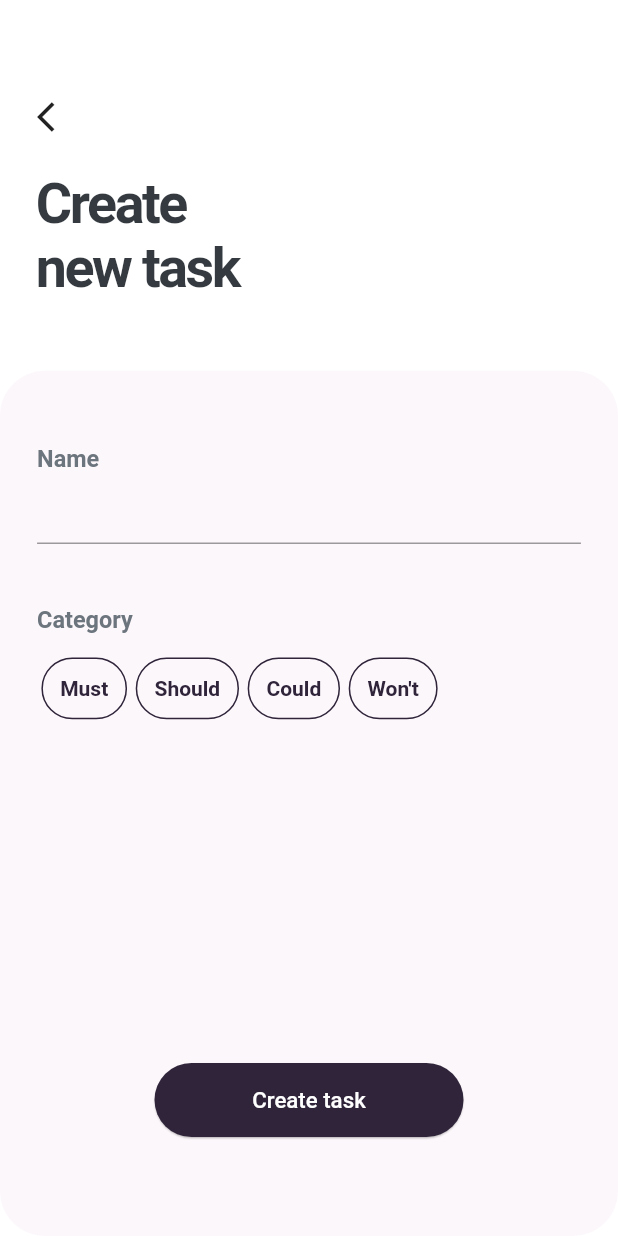
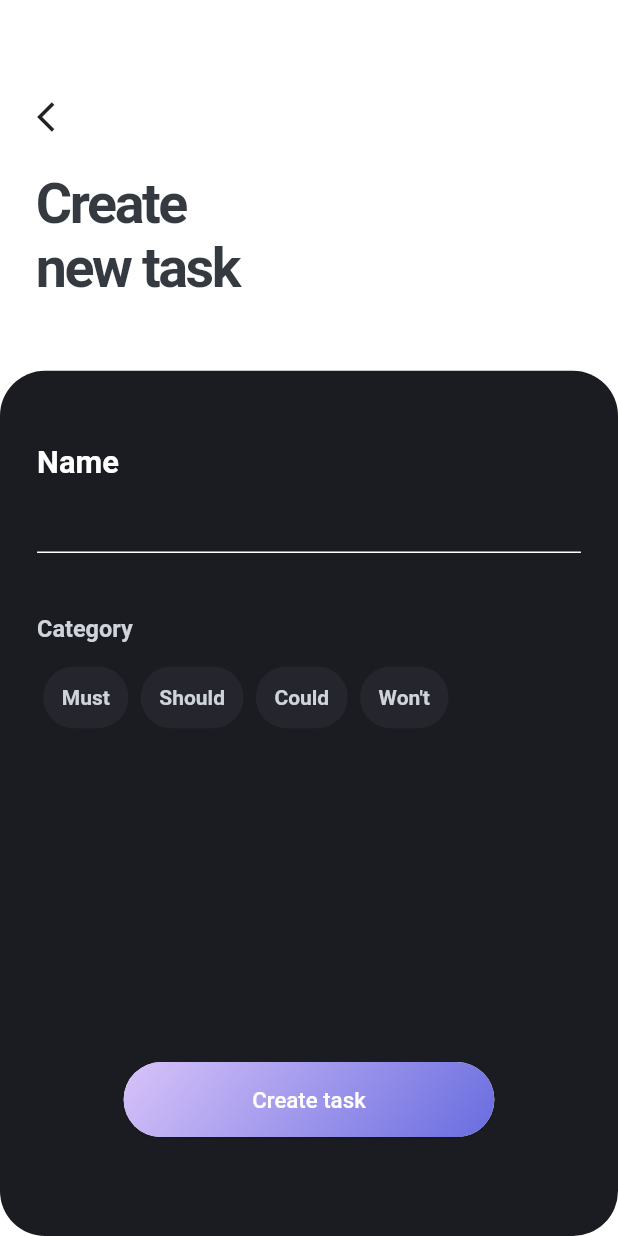
Before and after one commit to onewaycode98/moscowApp, a Flutter app: the screen it shows after launch, after a tap on "Add new task", on a phone screen of 412 x 824 dp. Run offline on Flutter 3.47's test engine with Material 2 defaults, Android fonts, the phone set to English and light mode, and no system bars; our stand-ins replace cloud_firestore, firebase_core, get_it; accounts and stored records are empty.

Commit message:
update UI

```diff
--- a/lib/const.dart
+++ b/lib/const.dart
@@ -1,12 +1,10 @@
 import 'package:flutter/material.dart';
 
 //Colors
-const Color kBackground = Color(0xFFFCF7FB);
-const Color kLightGrey = Color(0xFF6c757d);
+const Color kBackground = Color(0xFF1B1C22);
+const Color kLightGrey = Color(0xFFced4da);
 const Color kDarkGrey = Color(0xFF343a40);
-const Color kGreenAccent = Color(0xFF326D58);
-const Color kLightGreen = Color(0xFF80BF9B);
-const Color kPinkButton = Color(0xFFEE846C);
-const Color kLightPink = Color(0xFFF2D1C9);
-const Color kDarkText = Color(0xFF2f243a);
-const Color kBlueColor = Color(0xFFdb8a74);
+const LinearGradient kGradient = LinearGradient(
+    begin: Alignment(-1.0, -4.0),
+    end: Alignment(1.0, 4.0),
+    colors: [Color(0xFFefd5ff), Color(0xFF515ada)]);
--- a/lib/ui/screens/add_new_task.dart
+++ b/lib/ui/screens/add_new_task.dart
@@ -16,13 +16,15 @@ class _AddNewTaskScreenState extends State<AddNewTaskScreen> {
   String title;
   String categoryName;
   List<String> titleList = ['Must', 'Should', 'Could', 'Won\'t'];
+  final _formKey = GlobalKey<FormState>();
 
   @override
   Widget build(BuildContext context) {
     var taskProvider = Provider.of<CRUDModel>(context);
     return Scaffold(
       backgroundColor: Colors.white,
-      body: Column(
+      body: Builder(
+        builder: (context) => Column(
           mainAxisAlignment: MainAxisAlignment.spaceBetween,
           crossAxisAlignment: CrossAxisAlignment.start,
           children: <Widget>[
@@ -55,7 +57,8 @@ class _AddNewTaskScreenState extends State<AddNewTaskScreen> {
               width: double.infinity,
               height: SizeConfig.blockSizeVertical * 70,
               decoration: BoxDecoration(
-                color: kBackground, borderRadius: BorderRadius.circular(30.0)),
+                  color: kBackground,
+                  borderRadius: BorderRadius.circular(30.0)),
               child: Column(
                 mainAxisAlignment: MainAxisAlignment.spaceBetween,
                 children: <Widget>[
@@ -70,25 +73,42 @@ class _AddNewTaskScreenState extends State<AddNewTaskScreen> {
                         Text(
                           'Name',
                           style: TextStyle(
-                          fontSize: SizeConfig.blockSizeVertical * 1.9,
-                          color: kLightGrey,
+                            fontSize: SizeConfig.blockSizeVertical * 2.5,
+                            color: Colors.white,
                             fontWeight: FontWeight.w600,
                           ),
                         ),
-                      TextField(
+                        Form(
+                          key: _formKey,
+                          child: Column(
+                            children: [
+                              TextFormField(
+                                validator: (value) {
+                                  if (value.isEmpty) {
+                                    return "please provide task name";
+                                  }
+                                  return null;
+                                },
                                 onChanged: (newValue) {
                                   title = newValue;
                                 },
                                 style: TextStyle(
                                   fontSize: SizeConfig.blockSizeVertical * 1.9,
-                          color: kDarkGrey,
+                                  color: Colors.white,
                                   fontWeight: FontWeight.w500,
                                 ),
-                        cursorColor: kDarkText,
+                                cursorColor: Color(0xFFefd5ff),
                                 decoration: InputDecoration(
+                                  enabledBorder: UnderlineInputBorder(
+                                    borderSide: BorderSide(color: Colors.white),
+                                  ),
                                   focusedBorder: UnderlineInputBorder(
-                            borderSide: BorderSide(color: kDarkGrey),
+                                    borderSide:
+                                        BorderSide(color: Color(0xFFefd5ff)),
                                   ),
+                                ),
+                              ),
+                            ],
                           ),
                         ),
                         SizedBox(height: SizeConfig.blockSizeVertical * 5),
@@ -122,23 +142,33 @@ class _AddNewTaskScreenState extends State<AddNewTaskScreen> {
                     ),
                   ),
                   Padding(
-                  padding:
-                      EdgeInsets.only(bottom: SizeConfig.blockSizeVertical * 8),
-                  child: ButtonTheme(
-                    minWidth: SizeConfig.blockSizeHorizontal * 50,
-                    height: SizeConfig.blockSizeVertical * 6,
+                    padding: EdgeInsets.only(
+                        bottom: SizeConfig.blockSizeVertical * 8),
                     child: RaisedButton(
                       onPressed: () async {
                         await taskProvider.addTask(
                             Task(title: title, category: categoryName));
-
+                        if (_formKey.currentState.validate()) {
+                          Scaffold.of(context).showSnackBar(
+                              SnackBar(content: Text('Processing Data')));
                           Navigator.pop(context, categoryName);
+                        }
                       },
                       elevation: 0.5,
-                      color: kDarkText,
+                      color: Colors.white,
                       shape: RoundedRectangleBorder(
+                        borderRadius: BorderRadius.circular(80.0),
+                      ),
+                      padding: EdgeInsets.all(0),
+                      child: Ink(
+                        decoration: BoxDecoration(
                             borderRadius: BorderRadius.circular(30.0),
-                      ),
+                            gradient: kGradient),
+                        child: Container(
+                          alignment: Alignment.center,
+                          constraints: BoxConstraints(
+                              maxWidth: SizeConfig.blockSizeHorizontal * 60,
+                              minHeight: 50.0),
                           child: Text(
                             "Create task",
                             style: TextStyle(
@@ -149,12 +179,14 @@ class _AddNewTaskScreenState extends State<AddNewTaskScreen> {
                           ),
                         ),
                       ),
+                    ),
                   )
                 ],
               ),
             ),
           ],
         ),
+      ),
     );
   }
 }
--- a/lib/ui/screens/main_screen.dart
+++ b/lib/ui/screens/main_screen.dart
@@ -19,7 +19,6 @@ class _MainScreenState extends State<MainScreen> {
 
   @override
   void initState() {
-    // TODO: implement initState
     super.initState();
     currentSelectedIndex = 0;
   }
@@ -28,7 +27,7 @@ class _MainScreenState extends State<MainScreen> {
   Widget build(BuildContext context) {
     SizeConfig().init(context);
     return Scaffold(
-      backgroundColor: Colors.white,
+      backgroundColor: kBackground,
       body: Column(
         mainAxisAlignment: MainAxisAlignment.spaceBetween,
         crossAxisAlignment: CrossAxisAlignment.center,
@@ -38,8 +37,8 @@ class _MainScreenState extends State<MainScreen> {
               padding: EdgeInsets.fromLTRB(
                   SizeConfig.blockSizeHorizontal * 6,
                   SizeConfig.blockSizeVertical * 10,
-                  SizeConfig.blockSizeHorizontal * 6,
-                  SizeConfig.blockSizeVertical * 4),
+                  SizeConfig.blockSizeHorizontal * 5,
+                  SizeConfig.blockSizeVertical * 3),
               child: Column(children: <Widget>[
                 Container(
                   width: double.infinity,
@@ -47,7 +46,7 @@ class _MainScreenState extends State<MainScreen> {
                     'Your tasks',
                     style: TextStyle(
                         fontSize: SizeConfig.blockSizeVertical * 4.5,
-                        color: kDarkText,
+                        color: Colors.white,
                         fontWeight: FontWeight.w700,
                         letterSpacing: -SizeConfig.blockSizeVertical * 0.2),
                   ),
@@ -59,7 +58,7 @@ class _MainScreenState extends State<MainScreen> {
                     Text(
                       'Category',
                       style: TextStyle(
-                        color: kDarkText,
+                        color: Colors.white,
                         fontSize: SizeConfig.blockSizeVertical * 2.5,
                         fontWeight: FontWeight.w700,
                       ),
@@ -92,17 +91,24 @@ class _MainScreenState extends State<MainScreen> {
           Expanded(
               child: Padding(
             padding: EdgeInsets.symmetric(
-              horizontal: SizeConfig.blockSizeHorizontal * 4,
+                horizontal: SizeConfig.blockSizeHorizontal * 6),
+            child: Container(
+              decoration: BoxDecoration(
+                borderRadius: BorderRadius.circular(20.0),
+                color: Color(0xFF25262D),
               ),
               child: TasksList(
                 categoryName: categoryName,
               ),
+            ),
           )),
           Padding(
-            padding: EdgeInsets.only(bottom: SizeConfig.blockSizeVertical * 8),
-            child: ButtonTheme(
-              minWidth: SizeConfig.blockSizeHorizontal * 50,
-              height: SizeConfig.blockSizeVertical * 6,
+            padding: EdgeInsets.only(
+              bottom: SizeConfig.blockSizeVertical * 6,
+              top: SizeConfig.blockSizeVertical * 3,
+            ),
+            child: Container(
+              height: 55.0,
               child: RaisedButton(
                 onPressed: () async {
                   var selectedButton = await Navigator.of(context).push(
@@ -124,11 +130,19 @@ class _MainScreenState extends State<MainScreen> {
                     }
                   });
                 },
-                elevation: 0.5,
-                color: kDarkText,
                 shape: RoundedRectangleBorder(
+                    borderRadius: BorderRadius.circular(80.0)),
+                padding: EdgeInsets.all(0.0),
+                child: Ink(
+                  decoration: BoxDecoration(
+                    gradient: kGradient,
                     borderRadius: BorderRadius.circular(30.0),
                   ),
+                  child: Container(
+                    constraints: BoxConstraints(
+                        maxWidth: SizeConfig.blockSizeHorizontal * 60,
+                        minHeight: 50.0),
+                    alignment: Alignment.center,
                     child: Text(
                       "Add new task",
                       style: TextStyle(
@@ -139,7 +153,9 @@ class _MainScreenState extends State<MainScreen> {
                     ),
                   ),
                 ),
-          )
+              ),
+            ),
+          ),
         ],
       ),
     );
--- a/lib/ui/views/task_tile.dart
+++ b/lib/ui/views/task_tile.dart
@@ -26,9 +26,18 @@ class _TaskTileState extends State<TaskTile> {
             decoration: widget.taskData.isDone
                 ? TextDecoration.lineThrough
                 : TextDecoration.none,
-            color: kDarkGrey),
+            color: widget.taskData.isDone
+                ? Color(0xFF5C5D63)
+                : Colors.white.withOpacity(0.9)),
       ),
-      leading: Checkbox(
+      leading: Theme(
+        data: ThemeData(
+          unselectedWidgetColor: Color(0xFF9690EA),
+        ),
+        child: Checkbox(
+          activeColor: Color(0xFF5C5D63),
+          hoverColor: Colors.red,
+          checkColor: kBackground,
           value: widget.taskData.isDone,
           onChanged: (value) async {
             setState(() {
@@ -43,6 +52,7 @@ class _TaskTileState extends State<TaskTile> {
                 widget.getId);
           },
         ),
+      ),
     );
   }
 }
--- a/lib/ui/views/tasks_list.dart
+++ b/lib/ui/views/tasks_list.dart
@@ -20,10 +20,9 @@ class _TasksListState extends State<TasksList> {
   Widget build(BuildContext context) {
     final taskProvider = Provider.of<CRUDModel>(context);
 
-    return Container(
-      child: StreamBuilder<QuerySnapshot>(
-          stream: taskProvider.chooseStream(
-              widget.categoryName, widget.categoryName),
+    return StreamBuilder<QuerySnapshot>(
+        stream:
+            taskProvider.chooseStream(widget.categoryName, widget.categoryName),
         builder: (context, AsyncSnapshot<QuerySnapshot> snapshot) {
           if (snapshot.hasData) {
             tasks = snapshot.data.docs
@@ -47,16 +46,18 @@ class _TasksListState extends State<TasksList> {
                 onDismissed: (direction) async {
                   await taskProvider.removeTask(snapshot.data.docs[index].id);
                 },
+                child: Padding(
+                  padding: const EdgeInsets.all(3.0),
                   child: TaskTile(
                     taskData: tasks[index],
                     getId: snapshot.data.docs[index].id,
+                  ),
                 ),
               ),
             );
           } else {
             return Text('fetching');
           }
-          }),
-    );
+        });
   }
 }
--- a/lib/ui/widgets/category_button.dart
+++ b/lib/ui/widgets/category_button.dart
@@ -29,27 +29,28 @@ class _CategoryButtonState extends State<CategoryButton> {
       onTap: widget.onSelect,
       child: Padding(
         padding: EdgeInsets.symmetric(
-          horizontal: SizeConfig.blockSizeHorizontal * 0.7,
+          horizontal: SizeConfig.blockSizeHorizontal * 1,
         ),
         child: Container(
-            decoration: BoxDecoration(
-                color: widget.isSelected
-                    ? kBlueColor
-                    : widget.backgroundButtonColor,
-                borderRadius: BorderRadius.circular(30.0),
-                border: Border.all(
-                    color: widget.isSelected ? Colors.transparent : kDarkText,
-                    width: 1)),
+            decoration: widget.isSelected
+                ? BoxDecoration(
+                    gradient: kGradient,
+                    borderRadius: BorderRadius.circular(30.0),
+                  )
+                : BoxDecoration(
+                    borderRadius: BorderRadius.circular(30.0),
+                    color: Color(0xFF25262D),
+                  ),
             alignment: Alignment.center,
             child: Padding(
               padding: EdgeInsets.symmetric(
-                horizontal: SizeConfig.blockSizeHorizontal * 2.8,
+                horizontal: SizeConfig.blockSizeHorizontal * 3.0,
               ),
               child: Text(
                 widget.title,
                 style: TextStyle(
                     fontSize: SizeConfig.blockSizeVertical * 1.7,
-                    color: widget.isSelected ? Colors.white : kDarkText,
+                    color: widget.isSelected ? Colors.white : kLightGrey,
                     fontWeight: FontWeight.w600,
                     letterSpacing: 0),
               ),
```
Also changed, not shown: 41 other files. Lines whose indentation alone changed are shown as unchanged.
